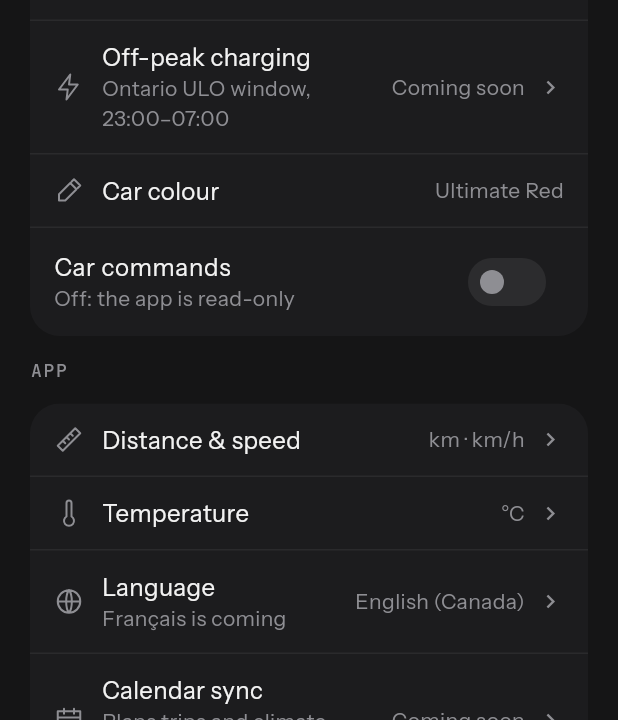
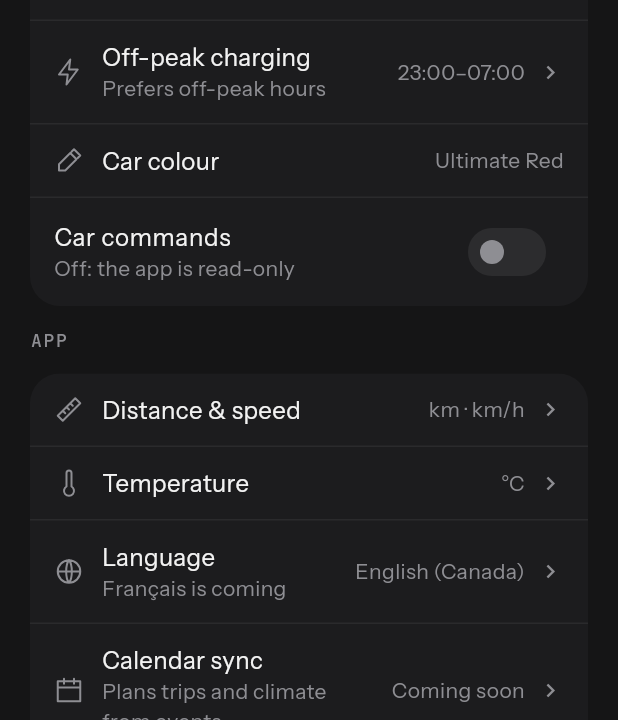
Before and after one commit to arshad1416/ioniq6-app, a Flutter app: the SettingsScreen widget shown alone on an empty page, opened directly, on a phone screen of 412 x 824 dp, the part 516-1236 px from its top. Run offline on Flutter 3.47's test engine with Material 3 defaults, Android fonts, the phone set to English and light mode, and no system bars; our stand-ins replace flutter_secure_storage, local_auth, package_info_plus, rive, share_plus, shared_preferences; missing offline and left inert: home_widget; accounts and stored records are empty; network calls fail.

Commit message:
Show the car's off-peak charging schedule in Settings
The car already reports its schedule in every status (evStatus.reservChargeInfos),
which Home Assistant keeps on sensor.ioniq_6_data and the direct Bluelink
fallback gets from lstvhclsts. Settings now shows the off-peak window and mode,
and a sheet with the departure times. Read-only; no new Bluelink calls.

Co-Authored-By: Claude Opus 5.5 <noreply@anthropic.com>
Claude-Session: https://claude.ai/code/session_01WUrNe2G9aBuST9paXVMTD6

```diff
--- a/lib/car/car_state.dart
+++ b/lib/car/car_state.dart
@@ -1,5 +1,6 @@
 import '../ha/entities.dart';
 import '../ha/ha_client.dart';
+import 'charge_schedule.dart';
 
 enum DoorLock { locked, unlocked, locking, unlocking, error, unknown }
 
@@ -78,6 +79,14 @@ class CarState {
   int? get stationChargeMinutes => _num(E.stationChargeMinutes)?.round();
   int? get acLimit => _num(E.acLimit)?.round();
   int? get dcLimit => _num(E.dcLimit)?.round();
+
+  /// The off-peak window and departures stored in the car; null when unknown.
+  ChargeSchedule? get chargeSchedule {
+    final data = _attrs(E.carData)['vehicle_data'];
+    final status = data is Map ? data['status'] : null;
+    final ev = status is Map ? status['evStatus'] : null;
+    return ChargeSchedule.tryParse(ev is Map ? ev['reservChargeInfos'] : null);
+  }
 
   /// Whether the home charger's last or current session is this car.
   bool get onHomeCharger => _str(E.chargerVehicle) == 'ioniq_6';
--- /dev/null
+++ b/lib/car/charge_schedule.dart
@@ -0,0 +1,131 @@
+import '../bluelink/bluelink_client.dart';
+
+/// How the car uses its off-peak window (Bluelink's offPeakPowerFlag).
+enum OffPeakMode {
+  /// 0: charges whenever it's plugged in.
+  off,
+
+  /// 1: charges in the window first, then outside it if it needs to.
+  prefer,
+
+  /// 2: charges only in the window.
+  only,
+}
+
+/// One of the car's two scheduled departures.
+class Departure {
+  const Departure({
+    required this.enabled,
+    required this.days,
+    required this.minutes,
+    required this.climateOn,
+    required this.defrost,
+    this.tempC,
+  });
+
+  final bool enabled;
+
+  /// 0 is Sunday through 6, Saturday.
+  final List<int> days;
+
+  /// Minutes after midnight.
+  final int minutes;
+  final bool climateOn, defrost;
+  final double? tempC;
+}
+
+/// The charge schedule stored in the car, as Bluelink reports it in every
+/// status (evStatus.reservChargeInfos). Read-only for now.
+class ChargeSchedule {
+  const ChargeSchedule({
+    required this.mode,
+    required this.start,
+    required this.end,
+    required this.scheduledCharging,
+    required this.departures,
+  });
+
+  final OffPeakMode mode;
+
+  /// The off-peak window, in minutes after midnight.
+  final int start, end;
+
+  /// Whether the car charges to be ready for its departures.
+  final bool scheduledCharging;
+  final List<Departure> departures;
+
+  String get window => '${clock(start)}–${clock(end)}';
+
+  /// Null when the status has no schedule or it isn't the expected shape.
+  static ChargeSchedule? tryParse(Object? info) {
+    if (info is! Map) return null;
+    final offPeak = info['offpeakPowerInfo'];
+    if (offPeak is! Map) return null;
+    final times = offPeak['offPeakPowerTime1'];
+    final start = times is Map ? _minutes(times['starttime']) : null;
+    final end = times is Map ? _minutes(times['endtime']) : null;
+    final mode = switch (offPeak['offPeakPowerFlag']) {
+      0 => OffPeakMode.off,
+      1 => OffPeakMode.prefer,
+      2 => OffPeakMode.only,
+      _ => null,
+    };
+    if (start == null || end == null || mode == null) return null;
+    return ChargeSchedule(
+      mode: mode,
+      start: start,
+      end: end,
+      scheduledCharging: info['reservFlag'] == 1,
+      departures: [
+        for (final key in ['reservChargeInfo', 'reserveChargeInfo2']) ?_departure(info[key]),
+      ],
+    );
+  }
+
+  static Departure? _departure(Object? info) {
+    final detail = info is Map ? info['reservChargeInfoDetail'] : null;
+    if (detail is! Map) return null;
+    final reserv = detail['reservInfo'];
+    if (reserv is! Map) return null;
+    final minutes = _minutes(reserv['time']);
+    if (minutes == null) return null;
+    final fatc = detail['reservFatcSet'] is Map ? detail['reservFatcSet'] as Map : const {};
+    final temp = fatc['airTemp'] is Map ? (fatc['airTemp'] as Map)['value'] : null;
+    return Departure(
+      enabled: detail['reservChargeSet'] == true,
+      days: [
+        for (final d in reserv['day'] is List ? reserv['day'] as List : const [])
+          if (d is int && d >= 0 && d <= 6) d,
+      ]..sort(),
+      minutes: minutes,
+      climateOn: fatc['airCtrl'] == 1,
+      defrost: fatc['defrost'] == true,
+      tempC: BluelinkClient.tempFromCode(temp),
+    );
+  }
+
+  /// Bluelink's {"time": "hhmm", "timeSection": 0 for AM, 1 for PM}.
+  static int? _minutes(Object? t) {
+    if (t is! Map) return null;
+    final raw = t['time'], section = t['timeSection'];
+    if (raw is! String || raw.length != 4 || (section != 0 && section != 1)) return null;
+    final h = int.tryParse(raw.substring(0, 2)), m = int.tryParse(raw.substring(2));
+    if (h == null || m == null || h < 0 || h > 12 || m > 59) return null;
+    return ((h % 12) + (section == 1 ? 12 : 0)) * 60 + m;
+  }
+}
+
+/// "07:00", "23:30".
+String clock(int minutes) =>
+    '${(minutes ~/ 60).toString().padLeft(2, '0')}:${(minutes % 60).toString().padLeft(2, '0')}';
+
+/// "Weekdays", "Every day", "Weekends", or "Mon, Wed".
+String daySummary(List<int> days) {
+  final set = days.toSet();
+  if (set.length == 7) return 'Every day';
+  if (set.length == 5 && set.containsAll([1, 2, 3, 4, 5])) return 'Weekdays';
+  if (set.length == 2 && set.containsAll([0, 6])) return 'Weekends';
+  if (set.isEmpty) return 'No days';
+  const names = ['Sun', 'Mon', 'Tue', 'Wed', 'Thu', 'Fri', 'Sat'];
+  return (set.toList()..sort()).map((d) => names[d]).join(', ');
+}
--- a/lib/ha/entities.dart
+++ b/lib/ha/entities.dart
@@ -13,6 +13,10 @@ abstract final class E {
   static const dtcCount = 'sensor.ioniq_6_dtc_count';
   static const dailyStats = 'sensor.ioniq_6_daily_driving_stats';
   static const location = 'device_tracker.ioniq_6_location';
+
+  /// The integration's raw last status; the app reads the car's charge
+  /// schedule from it (vehicle_data.status.evStatus.reservChargeInfos).
+  static const carData = 'sensor.ioniq_6_data';
 
   /// From the ioniq6_extras add-on (ha/custom_components): where the car was
   /// last parked, asked for when the phone leaves the car or on request, with
@@ -102,6 +106,7 @@ abstract final class E {
     dtcCount,
     dailyStats,
     location,
+    carData,
     parked,
     valet,
     preconditioning,
--- a/lib/screens/settings.dart
+++ b/lib/screens/settings.dart
@@ -3,6 +3,7 @@ import 'package:package_info_plus/package_info_plus.dart';
 import 'package:url_launcher/url_launcher.dart';
 
 import '../car/car_store.dart';
+import '../car/charge_schedule.dart';
 import '../car/settings.dart';
 import '../security/biometrics.dart';
 import '../theme.dart';
@@ -108,6 +109,64 @@ class _SettingsScreenState extends State<SettingsScreen> {
   Widget _soonRow(LineGlyph glyph, String label, {String? sub}) =>
       NavRow(glyph: LineIcon(glyph), label: label, sub: sub, value: 'Coming soon', onTap: () => _soon(label));
 
+  Widget _offPeakRow(ChargeSchedule? schedule) => NavRow(
+    glyph: const LineIcon(Glyphs.bolt),
+    label: 'Off-peak charging',
+    sub: switch (schedule?.mode) {
+      null => 'The car hasn\'t reported its schedule',
+      OffPeakMode.off => 'Charges whenever plugged in',
+      OffPeakMode.prefer => 'Prefers off-peak hours',
+      OffPeakMode.only => 'Only charges off-peak',
+    },
+    value: switch (schedule) {
+      null => 'Unknown',
+      ChargeSchedule(mode: OffPeakMode.off) => 'Off',
+      final s => s.window,
+    },
+    onTap: schedule == null ? null : () => _showSchedule(schedule),
+  );
+
+  Future<void> _showSchedule(ChargeSchedule s) => showModalBottomSheet<void>(
+    context: context,
+    backgroundColor: Palette.raise,
+    builder: (context) {
+      Widget line(String label, String value) => ListTile(
+        title: Text(label, style: Txt.body(16)),
+        trailing: Text(value, style: Txt.muted(16)),
+      );
+      String departure(Departure d) {
+        if (!d.enabled) return 'Off';
+        final temp = d.tempC == null ? '' : ' ${d.tempC!.toStringAsFixed(d.tempC! % 1 == 0 ? 0 : 1)}°C';
+        return '${daySummary(d.days)} ${clock(d.minutes)}${d.climateOn ? ' · climate$temp' : ''}';
+      }
+
+      return SafeArea(
+        child: Column(
+          mainAxisSize: MainAxisSize.min,
+          crossAxisAlignment: CrossAxisAlignment.start,
+          children: [
+            Padding(
+              padding: const EdgeInsets.all(16),
+              child: Text('Charge schedule', style: Txt.display(22, weight: 400)),
+            ),
+            line('Off-peak', switch (s.mode) {
+              OffPeakMode.off => 'Not used',
+              OffPeakMode.prefer => 'Preferred',
+              OffPeakMode.only => 'Only',
+            }),
+            line('Window', s.window),
+            line('Charge for departures', s.scheduledCharging ? 'On' : 'Off'),
+            for (final (i, d) in s.departures.indexed) line('Departure ${i + 1}', departure(d)),
+            Padding(
+              padding: const EdgeInsets.fromLTRB(16, 8, 16, 16),
+              child: Text('Changing the schedule from the app is coming next.', style: Txt.muted(14)),
+            ),
+          ],
+        ),
+      );
+    },
+  );
+
   Widget _switch(String title, String sub, bool value, ValueChanged<bool> onChanged) => SwitchListTile(
     title: Text(title, style: Txt.body(16)),
     subtitle: Text(sub, style: Txt.muted(14)),
@@ -168,7 +227,7 @@ class _SettingsScreenState extends State<SettingsScreen> {
               sub: 'OnePlus 13 Bluetooth to IONIQ 6',
               value: car.phoneConnected ? 'Connected' : 'Not connected',
             ),
-            _soonRow(Glyphs.bolt, 'Off-peak charging', sub: 'Ontario ULO window, 23:00–07:00'),
+            _offPeakRow(car.chargeSchedule),
             const NavRow(glyph: LineIcon(Glyphs.brush), label: 'Car colour', value: 'Ultimate Red'),
             _switch(
               'Car commands',
```
Also changed, not shown: lib/bluelink/bluelink_states.dart (+14 -0 lines), lib/car/demo_data.dart (+34 -0 lines), 2 other files.
